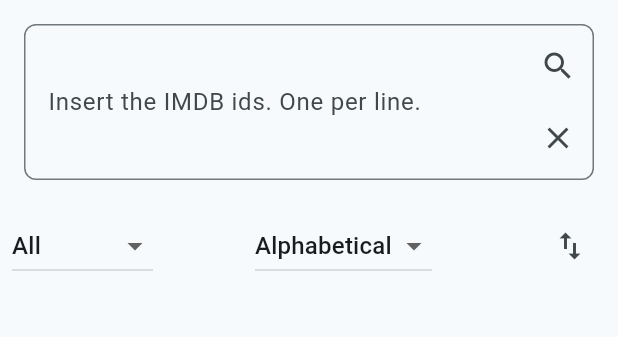
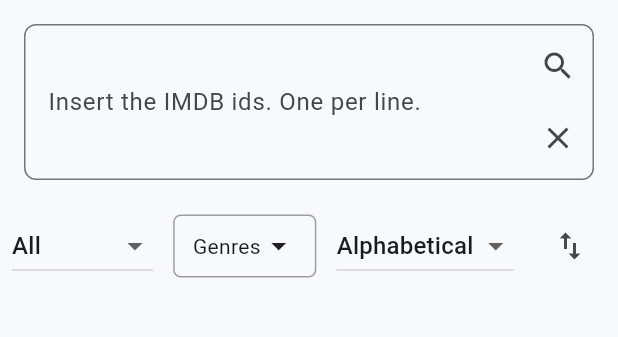
Before and after one commit to xcarol/moviescout, a Flutter app: the ImportIMDB screen opened directly, on a phone screen of 412 x 824 dp, the part 84-421 px from its top. Run offline on Flutter 3.47's test engine with Material 3 defaults, Android fonts, the phone set to English and light mode, and no system bars; our stand-ins replace firebase_core, firebase_crashlytics, flutter_dotenv, flutter_svg, shared_preferences; accounts and stored records are empty; generated files the repository leaves out were written again.

Commit message:
feat: add genre selection functionality to title list controls

```diff
--- a/lib/l10n/app_ca.arb
+++ b/lib/l10n/app_ca.arb
@@ -32,5 +32,6 @@
     "sortAlphabetically": "Alfabètic",
     "sortRating": "Puntuació",
     "sortReleaseDate": "Data d'estrena",
-    "sortRuntime": "Duració"
+    "sortRuntime": "Duració",
+    "genres": "Gèneres"
 }
--- a/lib/l10n/app_en.arb
+++ b/lib/l10n/app_en.arb
@@ -32,5 +32,6 @@
     "sortAlphabetically": "Alphabetical",
     "sortRating": "Rating",
     "sortReleaseDate": "Release date",
-    "sortRuntime": "Runtime"
+    "sortRuntime": "Runtime",
+    "genres": "Genres"
 }
--- a/lib/l10n/app_es.arb
+++ b/lib/l10n/app_es.arb
@@ -32,5 +32,6 @@
     "sortAlphabetically": "Alfabético",
     "sortRating": "Puntuación",
     "sortReleaseDate": "Fecha de estreno",
-    "sortRuntime": "Duración"
+    "sortRuntime": "Duración",
+    "genres": "Géneros"
 }
--- a/lib/widgets/title_list.dart
+++ b/lib/widgets/title_list.dart
@@ -27,6 +27,8 @@ class _TitleListState extends State<TitleList> {
   late List<String> titleTypes;
   late String selectedSort;
   late List<String> titleSorts;
+  late List<String> selectedGenres;
+  late List<String> genresList;
 
   @override
   didChangeDependencies() {
@@ -37,6 +39,8 @@ class _TitleListState extends State<TitleList> {
       AppLocalizations.of(context)!.movies,
       AppLocalizations.of(context)!.tvshows,
     ];
+    selectedGenres = [];
+    genresList = [];
     selectedSort = AppLocalizations.of(context)!.sortAlphabetically;
     titleSorts = [
       AppLocalizations.of(context)!.sortAlphabetically,
@@ -141,14 +145,21 @@ class _TitleListState extends State<TitleList> {
   Widget listControls() {
     return TitleListControls(
       selectedType: selectedType,
-      listTypes: titleTypes,
+      typesList: titleTypes,
       typeChanged: (typeChanged) {
         setState(() {
           selectedType = typeChanged;
         });
       },
+      selectedGenres: selectedGenres,
+      genresList: genresList,
+      genresChanged: (genresChanged) {
+        setState(() {
+          selectedGenres = genresChanged;
+        });
+      },
       selectedSort: selectedSort,
-      listSorts: titleSorts,
+      sortsList: titleSorts,
       sortChanged: (sortChanged) {
         setState(() {
           selectedSort = sortChanged;
--- a/lib/widgets/title_list_controls.dart
+++ b/lib/widgets/title_list_controls.dart
@@ -1,21 +1,28 @@
 import 'package:flutter/material.dart';
+import 'package:flutter_gen/gen_l10n/app_localizations.dart';
 
 class TitleListControls extends StatelessWidget {
   final String selectedType;
-  final List<String> listTypes;
+  final List<String> typesList;
   final Function typeChanged;
+  final List<String> selectedGenres;
+  final List<String> genresList;
+  final Function genresChanged;
   final String selectedSort;
-  final List<String> listSorts;
+  final List<String> sortsList;
   final Function sortChanged;
   final Function swapSort;
 
   const TitleListControls({
     super.key,
     required this.selectedType,
-    required this.listTypes,
+    required this.typesList,
     required this.typeChanged,
+    required this.selectedGenres,
+    required this.genresList,
+    required this.genresChanged,
     required this.selectedSort,
-    required this.listSorts,
+    required this.sortsList,
     required this.sortChanged,
     required this.swapSort,
   });
@@ -28,6 +35,7 @@ class TitleListControls extends StatelessWidget {
         mainAxisAlignment: MainAxisAlignment.spaceBetween,
         children: [
           _typeSelector(),
+          _genresSelector(context, genresChanged),
           _sortSelector(),
           _swapSortButton(),
         ],
@@ -38,7 +46,7 @@ class TitleListControls extends StatelessWidget {
   Widget _typeSelector() {
     return DropdownButton<String>(
       value: selectedType,
-      items: listTypes.map((title) {
+      items: typesList.map((title) {
         return DropdownMenuItem(
           value: title,
           child: Text(title),
@@ -50,11 +58,54 @@ class TitleListControls extends StatelessWidget {
     );
   }
 
+  Widget _genresSelector(BuildContext context, Function genresChanged) {
+    return PopupMenuButton<String>(
+      onSelected: (String value) {},
+      itemBuilder: (BuildContext context) {
+        return genresList.map((String option) {
+          return PopupMenuItem<String>(
+            value: option,
+            child: StatefulBuilder(
+              builder: (context, setState) {
+                return CheckboxListTile(
+                  title: Text(option),
+                  value: selectedGenres.contains(option),
+                  onChanged: (bool? checked) {
+                    if (checked == true) {
+                      selectedGenres.add(option);
+                    } else {
+                      selectedGenres.remove(option);
+                    }
+                    genresChanged(selectedGenres);
+                  },
+                );
+              },
+            ),
+          );
+        }).toList();
+      },
+      child: Container(
+        padding: EdgeInsets.symmetric(horizontal: 12, vertical: 8),
+        decoration: BoxDecoration(
+          border: Border.all(color: Colors.grey),
+          borderRadius: BorderRadius.circular(5),
+        ),
+        child: Row(
+          mainAxisSize: MainAxisSize.min,
+          children: [
+            Text(AppLocalizations.of(context)!.genres),
+            Icon(Icons.arrow_drop_down),
+          ],
+        ),
+      ),
+    );
+  }
+
   Widget _sortSelector() {
     return DropdownButton<String>(
       hint: Text('Sort by'),
       value: selectedSort,
-      items: listSorts.map((sortName) {
+      items: sortsList.map((sortName) {
         return DropdownMenuItem(
           value: sortName,
           child: Text(sortName),
```
